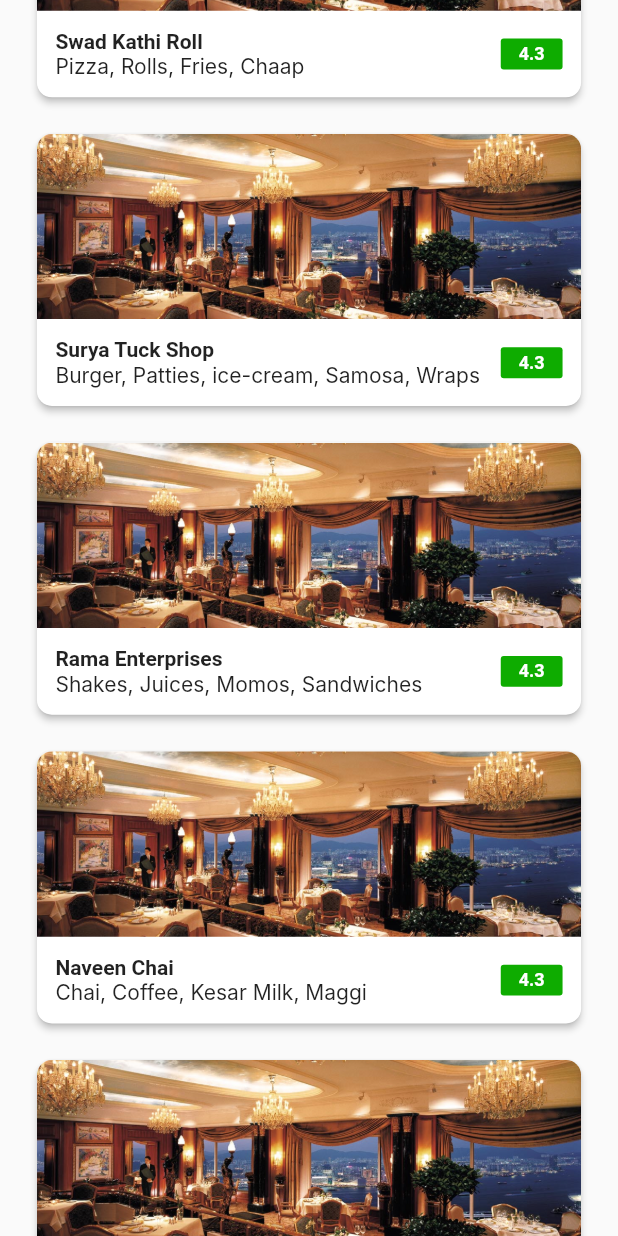
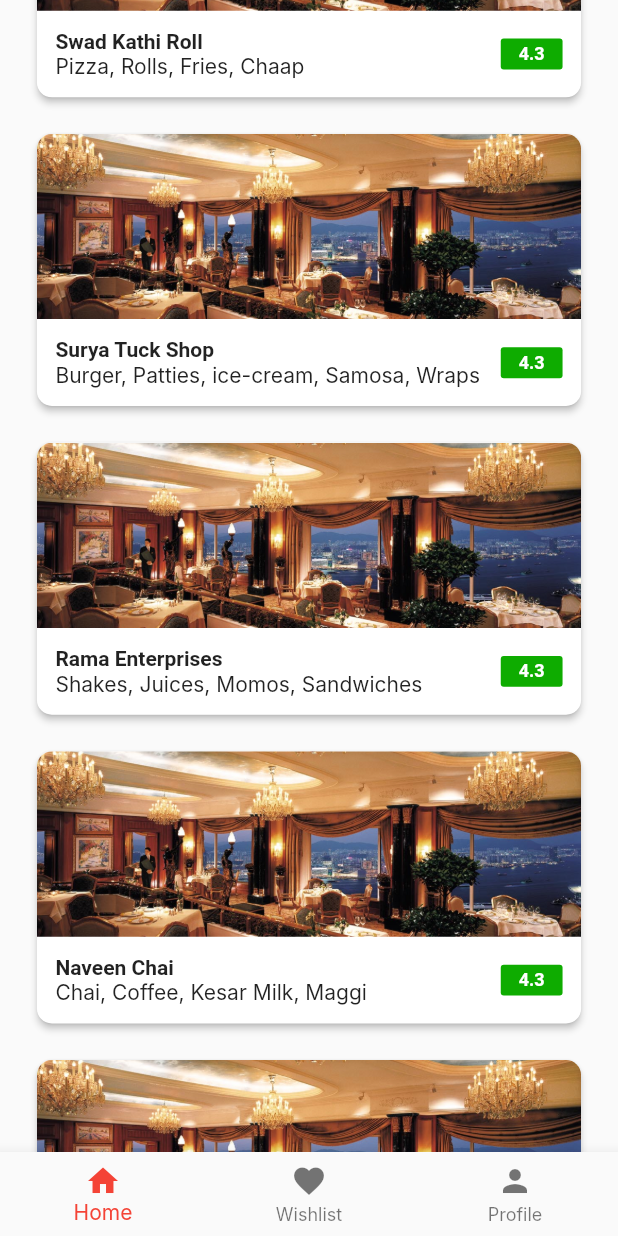
Before and after one commit to Ana4506/Feast, a Flutter app: the HomeScreen screen opened directly, scrolled down 576 dp, on a phone screen of 412 x 824 dp. Run offline on Flutter 3.47's test engine with Material 2 defaults, Android fonts, the phone set to English and light mode, and no system bars; our stand-ins replace equatable; Roboto replaces fonts that are missing (Inter, Space Grotesk).

Commit message:
screen: profile,navbar

```diff
--- /dev/null
+++ b/lib/models/navbar.dart
@@ -0,0 +1,60 @@
+import 'package:flutter/material.dart';
+import '../screens/homescreen.dart';
+import '../screens/profile.dart';
+import '../screens/wishlist.dart';
+
+class NavBar extends StatelessWidget {
+  final int selectedIndex;
+  final Function(int) onItemTapped;
+
+  const NavBar(
+      {Key? key, required this.selectedIndex, required this.onItemTapped})
+      : super(key: key);
+
+  @override
+  Widget build(BuildContext context) {
+    return BottomNavigationBar(
+      type: BottomNavigationBarType.fixed,
+      items: const <BottomNavigationBarItem>[
+        BottomNavigationBarItem(
+          icon: Icon(Icons.home),
+          label: 'Home',
+        ),
+        BottomNavigationBarItem(
+          icon: Icon(Icons.favorite),
+          label: 'Wishlist',
+        ),
+        BottomNavigationBarItem(
+          icon: Icon(Icons.person),
+          label: 'Profile',
+        ),
+      ],
+      currentIndex: selectedIndex,
+      selectedItemColor: Colors.red, // Change this to your preferred color
+      onTap: (index) {
+        onItemTapped(index); // Call the provided callback
+
+        if (index == 0) {
+          Navigator.pushReplacement(
+            context,
+            MaterialPageRoute(builder: (context) => HomeScreen()),
+          );
+        } else if (index == 1) {
+          Navigator.pushReplacement(
+            context,
+            MaterialPageRoute(builder: (context) => Wishlist()),
+          );
+        } else if (index == 2) {
+          Navigator.pushReplacement(
+            context,
+            MaterialPageRoute(builder: (context) => Profile()),
+          );
+        }
+      },
+    );
+  }
+}
+
+class ProfileScreen {}
+
+class WishlistScreen {}
--- a/lib/screens/homescreen.dart
+++ b/lib/screens/homescreen.dart
@@ -1,4 +1,5 @@
 import 'package:feast/models/category.dart';
+import 'package:feast/models/navbar.dart';
 import 'package:feast/models/restraunt.dart';
 import 'package:flutter/material.dart';
 import 'package:feast/widgets/categoryBox.dart';
@@ -14,6 +15,7 @@ class HomeScreen extends StatefulWidget {
 
 class _HomeScreenState extends State<HomeScreen> {
   String userName = "Ananya";
+  int _selectedIndex = 0;
   @override
   Widget build(BuildContext context) {
     double height = MediaQuery.of(context).size.height;
@@ -173,6 +175,16 @@ class _HomeScreenState extends State<HomeScreen> {
           ],
         ),
       ),
+      bottomNavigationBar: NavBar(
+        selectedIndex: _selectedIndex,
+        onItemTapped: (index) {
+          setState(
+            () {
+              _selectedIndex = index;
+            },
+          );
+        },
+      ),
     );
   }
 }
--- /dev/null
+++ b/lib/screens/wishlist.dart
@@ -0,0 +1,22 @@
+import 'package:flutter/material.dart';
+
+class Wishlist extends StatefulWidget {
+  const Wishlist({super.key});
+
+  @override
+  State<Wishlist> createState() => _WishlistState();
+}
+
+class _WishlistState extends State<Wishlist> {
+  @override
+  Widget build(BuildContext context) {
+    return  Scaffold(
+      appBar: AppBar(
+        title: Text('Wishlist'),
+      ),
+      body: Center(
+        child: Text('This is the Wishlist screen'),
+      ),
+    );
+  }
+}
--- a/pubspec.yaml
+++ b/pubspec.yaml
@@ -68,6 +68,7 @@ flutter:
     - assets/rest.png
     - assets/drinks.png
     - assets/desserts.png
+    - assets/ananya.HEIC
 
   # An image asset can refer to one or more resolution-specific "variants", see
   # https://flutter.dev/assets-and-images/#resolution-aware
```
Also changed, not shown: lib/screens/payment.dart (added, +22 -0 lines), lib/screens/profile.dart (added, +163 -0 lines), lib/widgets/faqs.dart (added, +17 -0 lines), lib/widgets/favourites.dart (added, +17 -0 lines), lib/widgets/logout.dart (added, +17 -0 lines), lib/widgets/my_orders.dart (added, +17 -0 lines), lib/widgets/personal_info.dart (added, +15 -0 lines), 1 other file.
